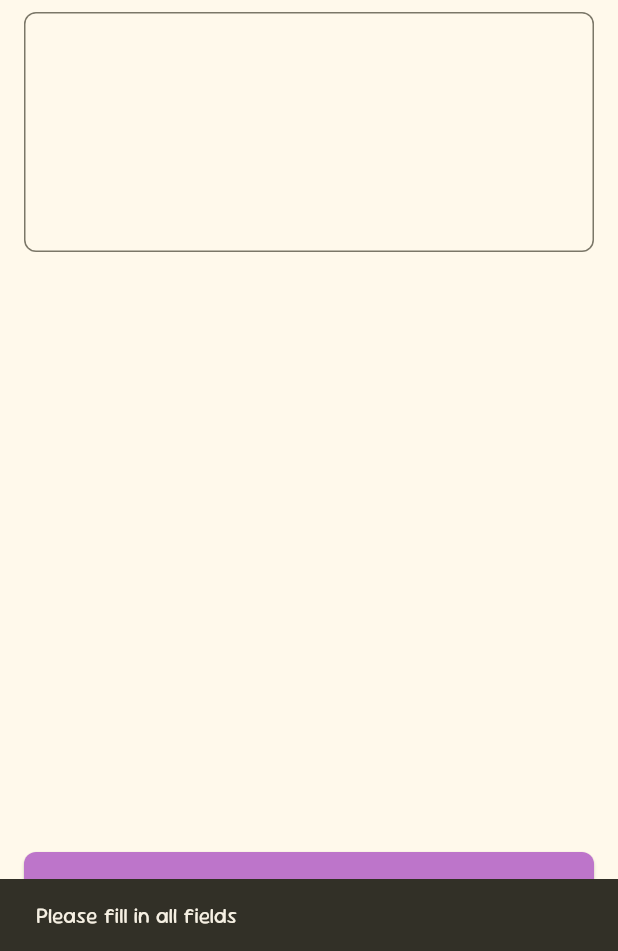
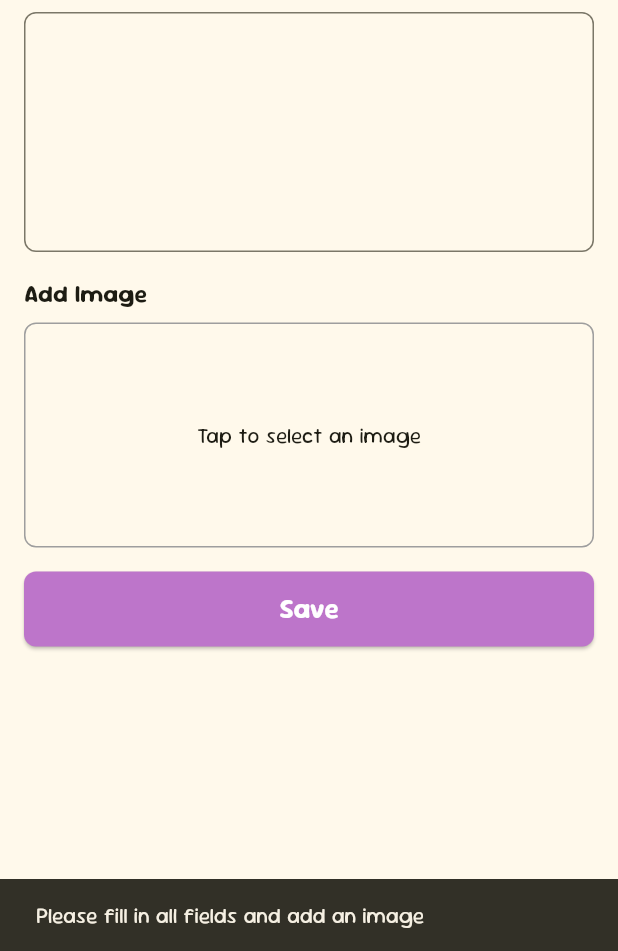
Before and after one commit to farrelputras/fp_tekber_kel4_notes, a Flutter app: the AddNoteScreen screen opened directly, after a tap on "Save", on a phone screen of 412 x 824 dp, the part 285-1236 px from its top. Run offline on Flutter 3.47's test engine with Material 3 defaults, Android fonts, the phone set to English and light mode, and no system bars; our stand-ins replace get, image_picker.

Commit message:
add image, dark mode - vania onik

```diff
--- a/lib/screens/add_note_screen.dart
+++ b/lib/screens/add_note_screen.dart
@@ -1,13 +1,33 @@
+import 'dart:io';
+
 import 'package:flutter/material.dart';
+import 'package:image_picker/image_picker.dart';
 
-class AddNoteScreen extends StatelessWidget {
+class AddNoteScreen extends StatefulWidget {
   const AddNoteScreen({super.key});
 
   @override
-  Widget build(BuildContext context) {
+  _AddNoteScreenState createState() => _AddNoteScreenState();
+}
+
+class _AddNoteScreenState extends State<AddNoteScreen> {
   final TextEditingController titleController = TextEditingController();
   final TextEditingController noteController = TextEditingController();
+  File? _selectedImage;
 
+  Future<void> _pickImage() async {
+    final ImagePicker picker = ImagePicker();
+    final XFile? pickedImage = await picker.pickImage(source: ImageSource.gallery);
+
+    if (pickedImage != null) {
+      setState(() {
+        _selectedImage = File(pickedImage.path);
+      });
+    }
+  }
+
+  @override
+  Widget build(BuildContext context) {
     return Scaffold(
       appBar: AppBar(
         backgroundColor: const Color.fromARGB(255, 255, 243, 132), // Warna kuning
@@ -28,7 +48,7 @@ class AddNoteScreen extends StatelessWidget {
           },
         ),
       ),
-      body: Padding(
+      body: SingleChildScrollView( // Perbaikan di sini
         padding: const EdgeInsets.all(16.0),
         child: Column(
           crossAxisAlignment: CrossAxisAlignment.start,
@@ -69,9 +89,34 @@ class AddNoteScreen extends StatelessWidget {
                 contentPadding: const EdgeInsets.symmetric(horizontal: 12, vertical: 8),
               ),
             ),
-            const Spacer(),
-            Center(
-              child: SizedBox(
+            const SizedBox(height: 16),
+            const Text(
+              'Add Image',
+              style: TextStyle(
+                fontSize: 16,
+                fontWeight: FontWeight.bold,
+              ),
+            ),
+            const SizedBox(height: 8),
+            GestureDetector(
+              onTap: _pickImage,
+              child: Container(
+                height: 150,
+                width: double.infinity,
+                decoration: BoxDecoration(
+                  border: Border.all(color: Colors.grey),
+                  borderRadius: BorderRadius.circular(8),
+                ),
+                child: _selectedImage == null
+                    ? const Center(child: Text('Tap to select an image'))
+                    : Image.file(
+                        _selectedImage!,
+                        fit: BoxFit.cover,
+                      ),
+              ),
+            ),
+            const SizedBox(height: 16),
+            SizedBox(
               width: double.infinity,
               child: ElevatedButton(
                 style: ElevatedButton.styleFrom(
@@ -86,7 +131,7 @@ class AddNoteScreen extends StatelessWidget {
                   String title = titleController.text.trim();
                   String notes = noteController.text.trim();
 
-                    if (title.isNotEmpty && notes.isNotEmpty) {
+                  if (title.isNotEmpty && notes.isNotEmpty && _selectedImage != null) {
                     // Simpan catatan
                     ScaffoldMessenger.of(context).showSnackBar(
                       const SnackBar(content: Text('Note saved!')),
@@ -95,7 +140,8 @@ class AddNoteScreen extends StatelessWidget {
                   } else {
                     // Tampilkan pesan error
                     ScaffoldMessenger.of(context).showSnackBar(
-                        const SnackBar(content: Text('Please fill in all fields'),
+                      const SnackBar(
+                        content: Text('Please fill in all fields and add an image'),
                         duration: Duration(seconds: 1),
                       ),
                     );
@@ -111,7 +157,6 @@ class AddNoteScreen extends StatelessWidget {
                 ),
               ),
             ),
-            ),
           ],
         ),
       ),
--- a/lib/screens/onboarding_screen.dart
+++ b/lib/screens/onboarding_screen.dart
@@ -2,18 +2,20 @@ import 'dart:async';
 import 'package:flutter/material.dart';
 import 'package:fp_tekber_kel4_notes/screens/myapp_screen.dart';
 
+class OnboardingScreen extends StatefulWidget {
+  final Function(ThemeMode) onThemeChanged;
 
-class OnboardingScreen extends StatefulWidget {
-  const OnboardingScreen({Key? key}) : super(key: key);
+  const OnboardingScreen({Key? key, required this.onThemeChanged})
+      : super(key: key);
 
   @override
   State<OnboardingScreen> createState() => _OnboardingScreenState();
 }
 
 class _OnboardingScreenState extends State<OnboardingScreen> {
-  double _progress = 0; // Progress value
-  bool _showButton = false; // Control visibility of the button
-  int _currentImageIndex = 0; // Current image index
+  double _progress = 0; // Nilai progress
+  bool _showButton = false; // Tombol "Get Started" tampil jika true
+  int _currentImageIndex = 0; // Indeks gambar saat ini
   late Timer _timer;
 
   final List<String> _imagePaths = [
@@ -25,33 +27,29 @@ class _OnboardingScreenState extends State<OnboardingScreen> {
   @override
   void initState() {
     super.initState();
-    _startLoading(); // Start progress bar animation
-    _startImageRotation(); // Start image rotation animation
+    _startLoading(); // Jalankan animasi progress bar
+    _startImageRotation(); // Animasi rotasi gambar
   }
 
   @override
   void dispose() {
-    _timer.cancel(); // Cancel timer when screen is disposed
+    _timer.cancel(); // Hentikan timer saat screen ditutup
     super.dispose();
   }
 
   void _startLoading() async {
-    // Simulate the progress bar filling up
     for (int i = 1; i <= 10; i++) {
-      await Future.delayed(const Duration(milliseconds: 300)); // Delay per step
+      await Future.delayed(const Duration(milliseconds: 300));
       setState(() {
-        _progress = i / 10; // Update progress
+        _progress = i / 10; // Perbarui progress
       });
     }
-
-    // Show the "Get Started" button
     setState(() {
-      _showButton = true;
+      _showButton = true; // Tampilkan tombol setelah loading selesai
     });
   }
 
   void _startImageRotation() {
-    // Timer to change images every 1.5 seconds
     _timer = Timer.periodic(const Duration(milliseconds: 1500), (timer) {
       setState(() {
         _currentImageIndex = (_currentImageIndex + 1) % _imagePaths.length;
@@ -61,15 +59,15 @@ class _OnboardingScreenState extends State<OnboardingScreen> {
 
   @override
   Widget build(BuildContext context) {
+    final theme = Theme.of(context); // Ambil tema aktif
     return Scaffold(
       body: Container(
         width: double.infinity,
         decoration: BoxDecoration(
           gradient: LinearGradient(
-            colors: [
-              Colors.yellow.shade100,
-              Colors.yellow.shade300,
-            ],
+            colors: theme.brightness == Brightness.dark
+                ? [Colors.grey.shade900, Colors.grey.shade800] // Warna untuk dark mode
+                : [Colors.yellow.shade100, Colors.yellow.shade300], // Warna untuk light mode
             begin: Alignment.topCenter,
             end: Alignment.bottomCenter,
           ),
@@ -79,12 +77,12 @@ class _OnboardingScreenState extends State<OnboardingScreen> {
           children: [
             // Rotating Image
             AnimatedSwitcher(
-              duration: const Duration(milliseconds: 800), // Smooth transition
+              duration: const Duration(milliseconds: 800),
               child: Image.asset(
                 _imagePaths[_currentImageIndex],
                 key: ValueKey<int>(_currentImageIndex),
                 fit: BoxFit.cover,
-                width: 150, // Adjusted size to fit the layout
+                width: 150,
                 height: 150,
               ),
             ),
@@ -93,20 +91,39 @@ class _OnboardingScreenState extends State<OnboardingScreen> {
             // Text "Welcome to Notes App!"
             const Text(
               'Welcome to EduNotes!',
-              style: TextStyle(
+                style: TextStyle(
                 fontSize: 28,
                 fontWeight: FontWeight.bold,
                 color: Colors.black,
               ),
             ),
             const SizedBox(height: 10),
+            Text(
+              'Manage your academic notes with EduNotes! \nAn easy way to learn!',
+              style: theme.textTheme.bodyMedium?.copyWith(fontSize: 18),
+              textAlign: TextAlign.center,
+            ),
+            const SizedBox(height: 30),
+
+            // Theme Mode Buttons
             const Text(
-              'Manage ur academics note with EduNotes! \n An easy way to learn!',
-              style: TextStyle(
-                fontSize: 20,
-                color: Colors.black54,
-              ),
-              textAlign: TextAlign.center,
+              "Choose your theme:",
+              style: TextStyle(fontSize: 18, fontWeight: FontWeight.bold),
+            ),
+            const SizedBox(height: 10),
+            ElevatedButton(
+              onPressed: () => widget.onThemeChanged(ThemeMode.light),
+              child: const Text("Light Mode"),
+            ),
+            const SizedBox(height: 10),
+            ElevatedButton(
+              onPressed: () => widget.onThemeChanged(ThemeMode.dark),
+              child: const Text("Dark Mode"),
+            ),
+            const SizedBox(height: 10),
+            ElevatedButton(
+              onPressed: () => widget.onThemeChanged(ThemeMode.system),
+              child: const Text("System Default"),
             ),
             const SizedBox(height: 30),
 
@@ -124,11 +141,10 @@ class _OnboardingScreenState extends State<OnboardingScreen> {
                   children: [
                     AnimatedContainer(
                       duration: const Duration(milliseconds: 300),
-                      width: 250 * _progress, // Animate width based on progress
+                      width: 250 * _progress,
                       height: 8,
                       decoration: BoxDecoration(
-                        color: const Color.fromARGB(
-                            255, 189, 117, 202), // Progress bar color changed
+                        color: const Color.fromARGB(255, 189, 117, 202),
                         borderRadius: BorderRadius.circular(10),
                       ),
                     ),
@@ -136,7 +152,7 @@ class _OnboardingScreenState extends State<OnboardingScreen> {
                 ),
               ),
 
-            if (_showButton)
+              if (_showButton)
               // "Get Started" Button (visible after progress bar finishes)
               ElevatedButton(
                 onPressed: () {
@@ -164,8 +180,8 @@ class _OnboardingScreenState extends State<OnboardingScreen> {
                     fontSize: 18,
                     fontWeight: FontWeight.bold,
                   ),
-                ),
               ),
+            ),
           ],
         ),
       ),
--- a/pubspec.yaml
+++ b/pubspec.yaml
@@ -14,6 +14,7 @@ dependencies:
   cupertino_icons: ^1.0.8
   google_fonts: ^2.1.0
   get: ^4.6.6
+  image_picker: ^0.8.7+5
 
 dev_dependencies:
   flutter_test:
```
Also changed, not shown: lib/main.dart (+35 -6 lines), pubspec.lock, 5 other files. Lines whose indentation alone changed are shown as unchanged.
